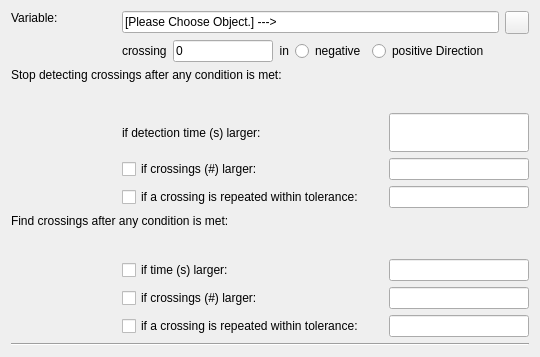
Old version of the form copasi/UI/CQAnalyticsWidget.ui in the repository copasi/COPASI.
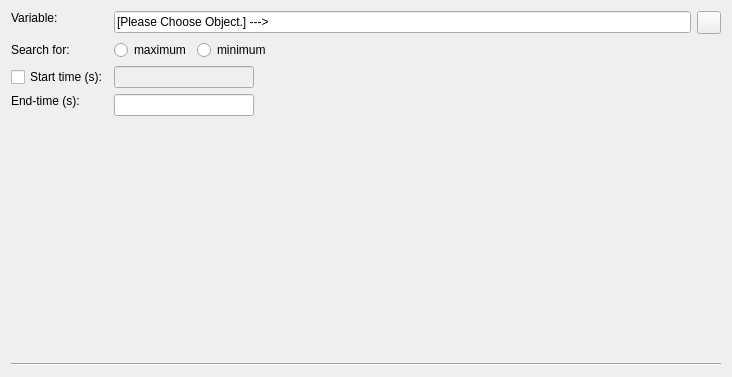
New version of the form. Custom widgets are drawn as their Qt base class.

Commit message: Cleaned-up Analytics' widget interface and simplified related files.

```diff
--- a/copasi/UI/CQAnalyticsWidget.ui
+++ b/copasi/UI/CQAnalyticsWidget.ui
@@ -7,8 +7,8 @@
    <rect>
     <x>0</x>
     <y>0</y>
-    <width>540</width>
-    <height>357</height>
+    <width>732</width>
+    <height>377</height>
    </rect>
   </property>
   <property name="windowTitle">
@@ -17,6 +17,51 @@
   <layout class="QVBoxLayout" name="verticalLayout">
    <item>
     <layout class="QGridLayout" name="mpGridLayout">
+     <item row="2" column="0">
+      <widget class="QCheckBox" name="mpCheckOutputDelay">
+       <property name="enabled">
+        <bool>true</bool>
+       </property>
+       <property name="text">
+        <string>Start time (s):</string>
+       </property>
+      </widget>
+     </item>
+     <item row="2" column="1">
+      <widget class="QLineEdit" name="mpTxtOutTime">
+       <property name="enabled">
+        <bool>false</bool>
+       </property>
+       <property name="sizePolicy">
+        <sizepolicy hsizetype="Preferred" vsizetype="Preferred">
+         <horstretch>0</horstretch>
+         <verstretch>0</verstretch>
+        </sizepolicy>
+       </property>
+       <property name="minimumSize">
+        <size>
+         <width>120</width>
+         <height>0</height>
+        </size>
+       </property>
+       <property name="maximumSize">
+        <size>
+         <width>140</width>
+         <height>16777215</height>
+        </size>
+       </property>
+       <property name="readOnly">
+        <bool>false</bool>
+       </property>
+      </widget>
+     </item>
+     <item row="1" column="0">
+      <widget class="QLabel" name="label">
+       <property name="text">
+        <string>Search for: </string>
+       </property>
+      </widget>
+     </item>
      <item row="0" column="0">
       <widget class="QLabel" name="mpLblVariable">
        <property name="minimumSize">
@@ -33,7 +78,7 @@
        </property>
       </widget>
      </item>
-     <item row="0" column="1" colspan="2">
+     <item row="0" column="1" colspan="3">
       <layout class="QHBoxLayout" name="horizontalLayout_2">
        <item>
         <widget class="QLineEdit" name="mpLineEditVariable">
@@ -54,64 +99,19 @@
        </item>
       </layout>
      </item>
-     <item row="1" column="1" colspan="2">
+     <item row="1" column="1" colspan="3">
       <layout class="QHBoxLayout" name="horizontalLayout">
-       <item>
-        <widget class="QLabel" name="label">
-         <property name="text">
-          <string>crossing</string>
-         </property>
-        </widget>
-       </item>
-       <item>
-        <widget class="QLineEdit" name="mpLineEditValue">
-         <property name="sizePolicy">
-          <sizepolicy hsizetype="Preferred" vsizetype="Preferred">
-           <horstretch>0</horstretch>
-           <verstretch>0</verstretch>
-          </sizepolicy>
-         </property>
-         <property name="minimumSize">
-          <size>
-           <width>100</width>
-           <height>0</height>
-          </size>
-         </property>
-         <property name="maximumSize">
-          <size>
-           <width>100</width>
-           <height>16777215</height>
-          </size>
-         </property>
-         <property name="text">
-          <string>0</string>
-         </property>
-         <property name="readOnly">
-          <bool>false</bool>
-         </property>
-        </widget>
-       </item>
-       <item>
-        <widget class="QLabel" name="label_2">
-         <property name="text">
-          <string>in</string>
-         </property>
-         <property name="alignment">
-          <set>Qt::AlignRight|Qt::AlignTrailing|Qt::AlignVCenter</set>
-         </property>
-        </widget>
-       </item>
        <item>
         <widget class="QRadioButton" name="mpDirectionNegative">
          <property name="text">
-          <string>negative</string>
+          <string>maximum</string>
          </property>
         </widget>
        </item>
        <item>
         <widget class="QRadioButton" name="mpDirectionPositive">
          <property name="text">
-          <string>positive Direction</string>
+          <string>minimum</string>
          </property>
         </widget>
        </item>
@@ -130,30 +130,27 @@
        </item>
       </layout>
      </item>
-     <item row="2" column="0" colspan="2">
-      <widget class="QLabel" name="label_4">
-       <property name="minimumSize">
-        <size>
-         <width>65</width>
-         <height>0</height>
-        </size>
+     <item row="5" column="0" colspan="4">
+      <widget class="Line" name="line">
+       <property name="orientation">
+        <enum>Qt::Horizontal</enum>
        </property>
+      </widget>
+     </item>
+     <item row="3" column="0">
+      <widget class="QLabel" name="mpLblEndTime">
        <property name="text">
-        <string>Stop detecting crossings after any condition is met:</string>
+        <string>End-time (s):</string>
        </property>
        <property name="alignment">
         <set>Qt::AlignLeading|Qt::AlignLeft|Qt::AlignTop</set>
        </property>
+       <property name="indent">
+        <number>-1</number>
+       </property>
       </widget>
      </item>
      <item row="3" column="1">
-      <widget class="QLabel" name="mpLblDurationLimit">
-       <property name="text">
-        <string>if detection time (s) larger:</string>
-       </property>
-      </widget>
-     </item>
-     <item row="3" column="2">
       <widget class="QLineEdit" name="mpTxtTime">
        <property name="sizePolicy">
         <sizepolicy hsizetype="Preferred" vsizetype="Preferred">
@@ -163,7 +160,7 @@
        </property>
        <property name="minimumSize">
         <size>
-         <width>140</width>
+         <width>120</width>
          <height>0</height>
         </size>
        </property>
@@ -178,182 +175,31 @@
        </property>
       </widget>
      </item>
+     <item row="4" column="0">
+      <spacer name="verticalSpacer">
+       <property name="orientation">
+        <enum>Qt::Vertical</enum>
+       </property>
+       <property name="sizeHint" stdset="0">
+        <size>
+         <width>20</width>
+         <height>40</height>
+        </size>
+       </property>
+      </spacer>
+     </item>
      <item row="4" column="1">
-      <widget class="QCheckBox" name="mpCheckSimCrossings">
-       <property name="text">
-        <string>if crossings (#) larger:</string>
-       </property>
-      </widget>
-     </item>
-     <item row="4" column="2">
-      <widget class="QLineEdit" name="mpTxtCrossings">
-       <property name="sizePolicy">
-        <sizepolicy hsizetype="Preferred" vsizetype="Preferred">
-         <horstretch>0</horstretch>
-         <verstretch>0</verstretch>
-        </sizepolicy>
-       </property>
-       <property name="minimumSize">
-        <size>
-         <width>140</width>
-         <height>0</height>
-        </size>
-       </property>
-       <property name="maximumSize">
-        <size>
-         <width>140</width>
-         <height>16777215</height>
-        </size>
-       </property>
-      </widget>
-     </item>
-     <item row="5" column="1">
-      <widget class="QCheckBox" name="mpCheckSimConvergence">
-       <property name="text">
-        <string>if a crossing is repeated within tolerance:</string>
-       </property>
-      </widget>
-     </item>
-     <item row="5" column="2">
-      <widget class="QLineEdit" name="mpTxtConvergence">
-       <property name="sizePolicy">
-        <sizepolicy hsizetype="Preferred" vsizetype="Preferred">
-         <horstretch>0</horstretch>
-         <verstretch>0</verstretch>
-        </sizepolicy>
-       </property>
-       <property name="minimumSize">
-        <size>
-         <width>140</width>
-         <height>0</height>
-        </size>
-       </property>
-       <property name="maximumSize">
-        <size>
-         <width>140</width>
-         <height>16777215</height>
-        </size>
-       </property>
-      </widget>
-     </item>
-     <item row="6" column="0" colspan="2">
-      <widget class="QLabel" name="mpLblLT">
-       <property name="minimumSize">
-        <size>
-         <width>65</width>
-         <height>0</height>
-        </size>
-       </property>
-       <property name="text">
-        <string>Find crossings after any condition is met:</string>
-       </property>
-       <property name="alignment">
-        <set>Qt::AlignLeading|Qt::AlignLeft|Qt::AlignTop</set>
-       </property>
-      </widget>
-     </item>
-     <item row="7" column="1">
-      <widget class="QCheckBox" name="mpCheckOutputDelay">
-       <property name="text">
-        <string>if time (s) larger:</string>
-       </property>
-      </widget>
-     </item>
-     <item row="7" column="2">
-      <widget class="QLineEdit" name="mpTxtOutTime">
-       <property name="sizePolicy">
-        <sizepolicy hsizetype="Preferred" vsizetype="Preferred">
-         <horstretch>0</horstretch>
-         <verstretch>0</verstretch>
-        </sizepolicy>
-       </property>
-       <property name="minimumSize">
-        <size>
-         <width>140</width>
-         <height>0</height>
-        </size>
-       </property>
-       <property name="maximumSize">
-        <size>
-         <width>140</width>
-         <height>16777215</height>
-        </size>
-       </property>
-       <property name="readOnly">
-        <bool>false</bool>
-       </property>
-      </widget>
-     </item>
-     <item row="8" column="1">
-      <widget class="QCheckBox" name="mpCheckOutputCrossings">
-       <property name="text">
-        <string>if crossings (#) larger:</string>
-       </property>
-      </widget>
-     </item>
-     <item row="8" column="2">
-      <widget class="QLineEdit" name="mpTxtOutCrossings">
-       <property name="sizePolicy">
-        <sizepolicy hsizetype="Preferred" vsizetype="Fixed">
-         <horstretch>0</horstretch>
-         <verstretch>0</verstretch>
-        </sizepolicy>
-       </property>
-       <property name="minimumSize">
-        <size>
-         <width>140</width>
-         <height>0</height>
-        </size>
-       </property>
-       <property name="maximumSize">
-        <size>
-         <width>140</width>
-         <height>16777215</height>
-        </size>
-       </property>
-       <property name="readOnly">
-        <bool>false</bool>
-       </property>
-      </widget>
-     </item>
-     <item row="9" column="1">
-      <widget class="QCheckBox" name="mpCheckOutputConvergence">
-       <property name="text">
-        <string>if a crossing is repeated within tolerance:</string>
-       </property>
-      </widget>
-     </item>
-     <item row="9" column="2">
-      <widget class="QLineEdit" name="mpTxtOutConvergence">
-       <property name="sizePolicy">
-        <sizepolicy hsizetype="MinimumExpanding" vsizetype="Preferred">
-         <horstretch>0</horstretch>
-         <verstretch>0</verstretch>
-        </sizepolicy>
-       </property>
-       <property name="minimumSize">
-        <size>
-         <width>140</width>
-         <height>0</height>
-        </size>
-       </property>
-       <property name="maximumSize">
-        <size>
-         <width>140</width>
-         <height>16777215</height>
-        </size>
-       </property>
-       <property name="readOnly">
-        <bool>false</bool>
-       </property>
-      </widget>
-     </item>
-     <item row="10" column="0" colspan="3">
-      <widget class="Line" name="line">
+      <spacer name="horizontalSpacer_2">
        <property name="orientation">
         <enum>Qt::Horizontal</enum>
        </property>
-      </widget>
+       <property name="sizeHint" stdset="0">
+        <size>
+         <width>40</width>
+         <height>20</height>
+        </size>
+       </property>
+      </spacer>
      </item>
     </layout>
    </item>
```
Left out of the diff: 150 changed lines with no effect on the pictures. The commit also changes 5 other files.
